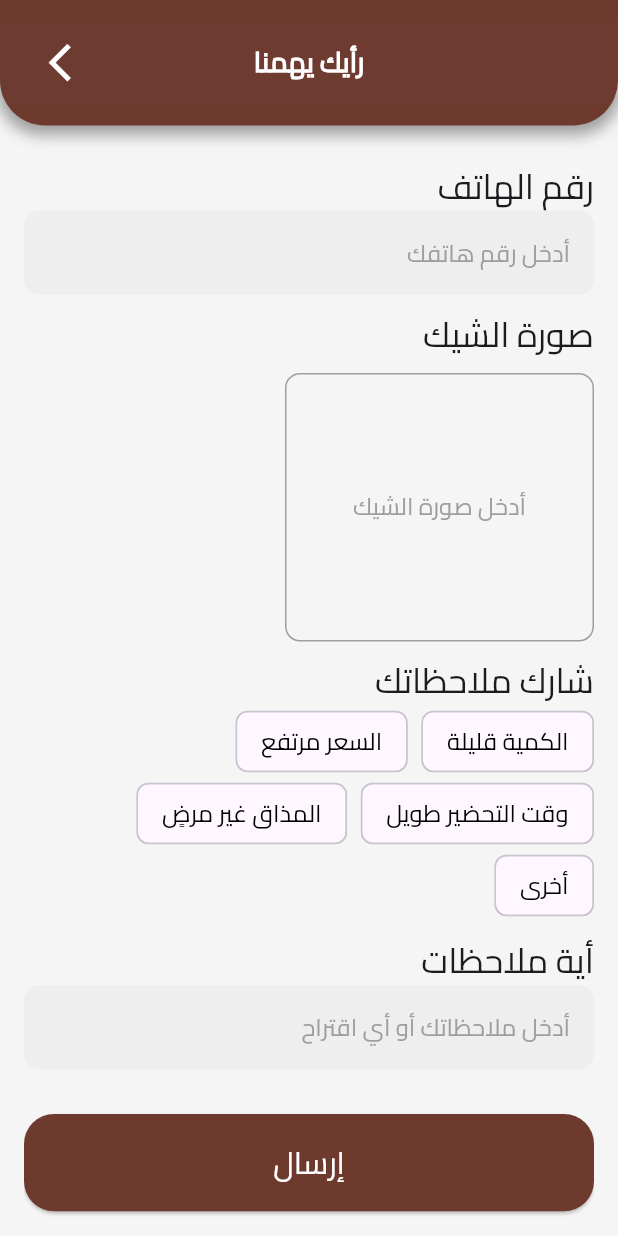
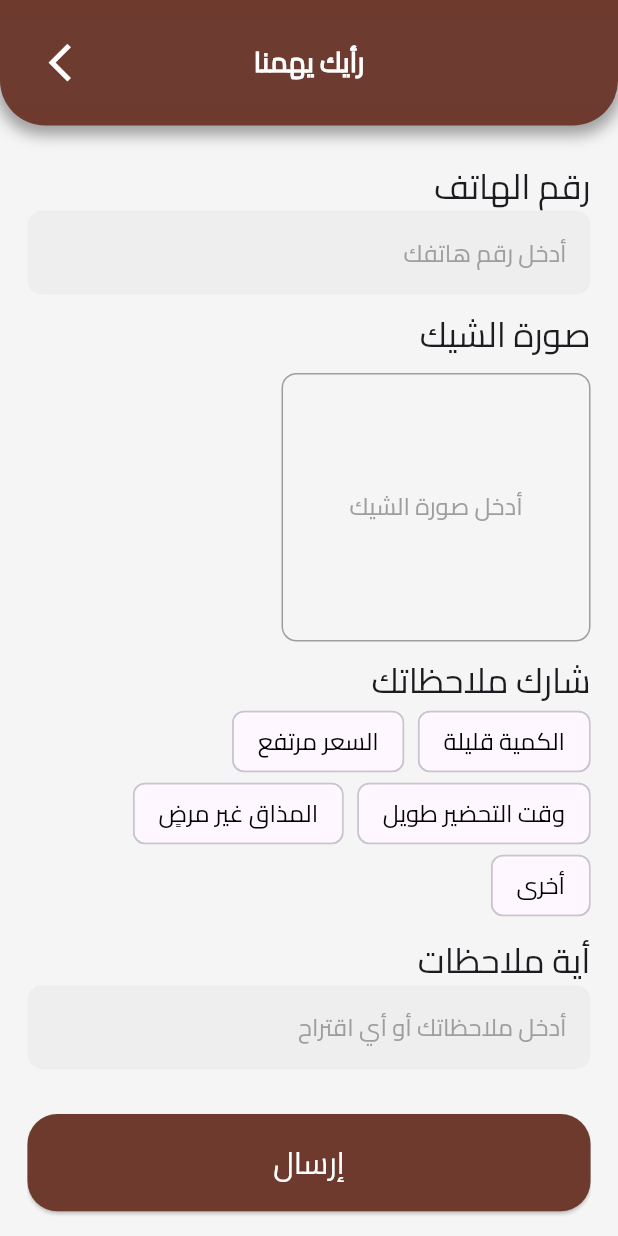
Before and after one commit to George-Samir88/infantry_house_app, a Flutter app: the ItemFeedBackView screen opened directly, on a phone screen of 412 x 824 dp. Run offline on Flutter 3.47's test engine with Material 3 defaults, Android fonts, the phone set to English and light mode, and no system bars; our stand-ins replace animated_text_kit, bloc, carousel_slider, dio, flutter_bloc, flutter_rating_bar and 6 more; missing offline and left inert: flutter_paypal_payment; accounts and stored records are empty.

Commit message:
fixing some issue in rtl and ltr part 4

```diff
--- a/lib/views/widgets/activities_view/A_edit_carousel_template.dart
+++ b/lib/views/widgets/activities_view/A_edit_carousel_template.dart
@@ -130,7 +130,7 @@ class _ActivityEditCarouselTemplateViewState
                         onPageChanged: (index, other) {
                           cubit.changeCarouselIndex(index: index);
                         },
-                        height: GlobalData().isTabletLayout ? 360.h : 180.h,
+                        height: GlobalData().isTabletLayout ? 280.h : 180.h,
                         clipBehavior: Clip.none,
                         padEnds: true,
                         enlargeCenterPage: true,
--- a/lib/views/widgets/activities_view/activities_view_body.dart
+++ b/lib/views/widgets/activities_view/activities_view_body.dart
@@ -87,7 +87,7 @@ class _ActivitiesViewBodyState extends State<ActivitiesViewBody> {
                             onPageChanged: (index, other) {
                               activityCubit.changeCarouselIndex(index: index);
                             },
-                            height: 180.h,
+                            height: GlobalData().isTabletLayout ? 280.h : 180.h,
                             clipBehavior: Clip.none,
                             padEnds: true,
                             enlargeCenterPage: true,
--- a/lib/views/widgets/activities_view/custom_vertical_list_of_daily_activity.dart
+++ b/lib/views/widgets/activities_view/custom_vertical_list_of_daily_activity.dart
@@ -140,7 +140,7 @@ class CustomVerticalListOfDailyActivity extends StatelessWidget {
               ),
               SizedBox(height: 10.h),
               CustomEditButton(
-                height: 40.h,
+                height: GlobalData().isTabletLayout ? 50.h : 40.h,
                 width: 50.w,
                 iconSize: 25.r,
                 iconColor: Colors.brown[800],
--- a/lib/views/widgets/activities_view/manager/daily_games_cubit.dart
+++ b/lib/views/widgets/activities_view/manager/daily_games_cubit.dart
@@ -1,4 +1,4 @@
-import 'package:bloc/bloc.dart';
+import 'package:flutter_bloc/flutter_bloc.dart';
 import 'package:infantry_house_app/models/daily_activity_item_model.dart';
 import 'package:meta/meta.dart';
 
--- a/lib/views/widgets/general_template/edit_carousel_view_template.dart
+++ b/lib/views/widgets/general_template/edit_carousel_view_template.dart
@@ -126,7 +126,7 @@ class _EditCarouselViewTemplateState extends State<EditCarouselViewTemplate>
                         onPageChanged: (index, other) {
                           cubit.changeCarouselIndex(index: index);
                         },
-                        height: 180.h,
+                        height: GlobalData().isTabletLayout ? 280.h : 180.h,
                         clipBehavior: Clip.none,
                         padEnds: true,
                         enlargeCenterPage: true,
--- a/lib/views/widgets/general_template/edit_screen_depratment_view_template.dart
+++ b/lib/views/widgets/general_template/edit_screen_depratment_view_template.dart
@@ -150,7 +150,7 @@ class _EditScreenDepartmentTemplateViewState
                                 Positioned(
                                   left: GlobalData().isArabic ? -10 : null,
                                   bottom: -15,
-                                  right: GlobalData().isArabic ? -10 : -10,
+                                  right: GlobalData().isArabic ? null : -10,
                                   child: CustomEditButton(
                                     onTap: () {
                                       cubit.removeScreen(
--- a/lib/views/widgets/general_template/item_feedback_view.dart
+++ b/lib/views/widgets/general_template/item_feedback_view.dart
@@ -137,7 +137,7 @@ class _ItemFeedBackViewState extends State<ItemFeedBackView>
         ),
       ),
       body: Padding(
-        padding: const EdgeInsets.symmetric(horizontal: 16.0),
+        padding: EdgeInsets.symmetric(horizontal: 16.0.w),
         child: ListView(
           controller: scrollController,
           children: [
@@ -151,9 +151,7 @@ class _ItemFeedBackViewState extends State<ItemFeedBackView>
                   ///phone number section
                   Text(
                     S.of(context).PhoneNumber,
-                    style: TextStyle(
-                      fontSize: GlobalData().isTabletLayout ? 10.sp : 20.sp,
-                    ),
+                    style: TextStyle(fontSize: 20.sp),
                   ),
                   CustomTextFormField(
                     textEditingController: phoneNumberController,
@@ -171,9 +169,7 @@ class _ItemFeedBackViewState extends State<ItemFeedBackView>
                   ///check image section
                   Text(
                     S.of(context).SortElcheck,
-                    style: TextStyle(
-                      fontSize: GlobalData().isTabletLayout ? 10.sp : 20.sp,
-                    ),
+                    style: TextStyle(fontSize: 20.sp),
                   ),
                   SizedBox(height: 8.h),
 
@@ -182,7 +178,7 @@ class _ItemFeedBackViewState extends State<ItemFeedBackView>
                     onTap: _pickImage,
                     child: Container(
                       clipBehavior: Clip.antiAliasWithSaveLayer,
-                      height: GlobalData().isTabletLayout ? 250.h : 150.h,
+                      height: GlobalData().isTabletLayout ? 220.h : 150.h,
                       width: MediaQuery.of(context).size.width * 0.5,
                       decoration: BoxDecoration(
                         border: Border.all(color: Colors.grey),
@@ -204,11 +200,11 @@ class _ItemFeedBackViewState extends State<ItemFeedBackView>
                   ),
                   if (isShowValidationErrorMessages)
                     Padding(
-                      padding: const EdgeInsets.only(top: 8.0, right: 10),
+                      padding: EdgeInsets.only(top: 8.0.h, right: 10.w),
                       child: Text(
                         S.of(context).MnFdlkD5lSortElcheck,
                         style: TextStyle(
-                          fontSize: GlobalData().isTabletLayout ? 6.sp : 10.sp,
+                          fontSize: 10.sp,
                           fontWeight: FontWeight.w400,
                           color: Colors.red[900],
                         ),
@@ -219,9 +215,7 @@ class _ItemFeedBackViewState extends State<ItemFeedBackView>
                   ///choice chip section
                   Text(
                     S.of(context).ShareYourFeedback,
-                    style: TextStyle(
-                      fontSize: GlobalData().isTabletLayout ? 10.sp : 20.sp,
-                    ),
+                    style: TextStyle(fontSize: 20.sp),
                   ),
                   Wrap(
                     spacing: 8.0.w,
@@ -231,8 +225,7 @@ class _ItemFeedBackViewState extends State<ItemFeedBackView>
                             label: Text(
                               complaint,
                               style: TextStyle(
-                                fontSize:
-                                    GlobalData().isTabletLayout ? 8.sp : 14.sp,
+                                fontSize: 14.sp,
                                 color:
                                     selectedComplaints.contains(complaint)
                                         ? Colors.white
@@ -259,13 +252,13 @@ class _ItemFeedBackViewState extends State<ItemFeedBackView>
                   ///choice chip validation error message
                   if (choiceChipEmpty)
                     Padding(
-                      padding: const EdgeInsets.only(top: 8.0, right: 10),
+                      padding: EdgeInsets.only(top: 8.0.h, right: 10.w),
                       child: Text(
                         S
                             .of(context)
                             .PleaseSelectAtLeastOneOptionBeforeSubmitting,
                         style: TextStyle(
-                          fontSize: GlobalData().isTabletLayout ? 6.sp : 10.sp,
+                          fontSize: 10.sp,
                           fontWeight: FontWeight.w400,
                           color: Colors.red[900],
                         ),
@@ -276,9 +269,7 @@ class _ItemFeedBackViewState extends State<ItemFeedBackView>
                   ///complaint section (optional)
                   Text(
                     S.of(context).AnyComments,
-                    style: TextStyle(
-                      fontSize: GlobalData().isTabletLayout ? 10.sp : 20.sp,
-                    ),
+                    style: TextStyle(fontSize: 20.sp),
                   ),
                   CustomTextFormField(
                     textEditingController: complaintController,
@@ -310,7 +301,7 @@ class _ItemFeedBackViewState extends State<ItemFeedBackView>
                     children: [
                       Visibility(
                         visible: isAnimationVisible,
-                        child: Container(
+                        child: SizedBox(
                           height: 100.h,
                           child: Lottie.asset(
                             controller: _animationController,
--- a/lib/views/widgets/general_template/rating_view.dart
+++ b/lib/views/widgets/general_template/rating_view.dart
@@ -254,7 +254,8 @@ class _RatingViewState extends State<RatingView>
                     direction: Axis.horizontal,
                     allowHalfRating: true,
                     itemCount: 5,
-                    itemPadding: EdgeInsets.symmetric(horizontal: 1.0),
+                    itemPadding: EdgeInsets.symmetric(horizontal: 1.0.w),
+                    itemSize: 40.r,
                     itemBuilder:
                         (context, _) => Icon(Icons.star, color: Colors.amber),
                     onRatingUpdate: (rating) {
```
Also changed, not shown: lib/views/widgets/activities_view/DG_add_new_item_view.dart (+8 -8 lines), lib/views/widgets/activities_view/DG_edit_screen_department_view.dart (+7 -7 lines), lib/views/widgets/activities_view/custom_description_of_activity_item.dart (+4 -15 lines), lib/views/widgets/general_template/edit_menu_buttons_view_template.dart (+1 -6 lines).
